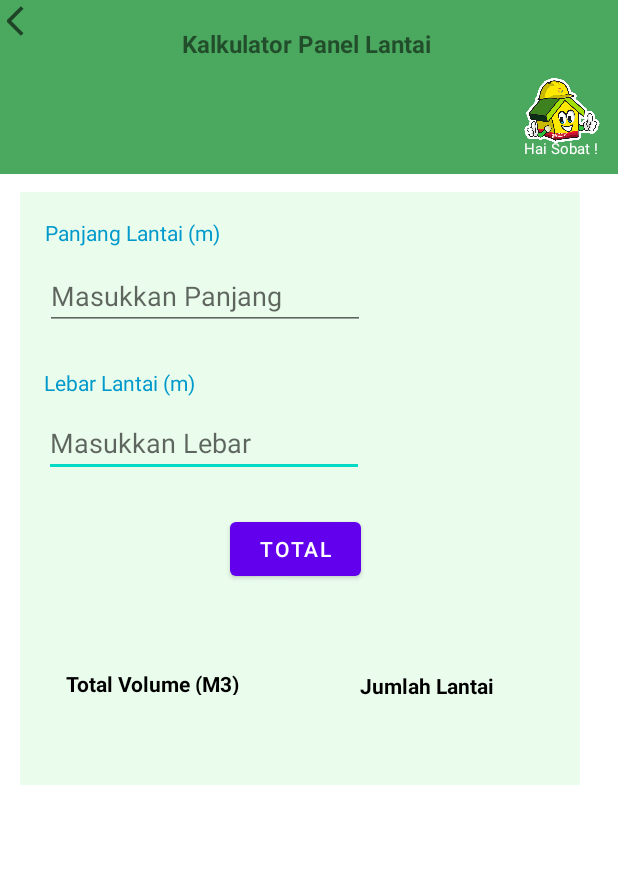
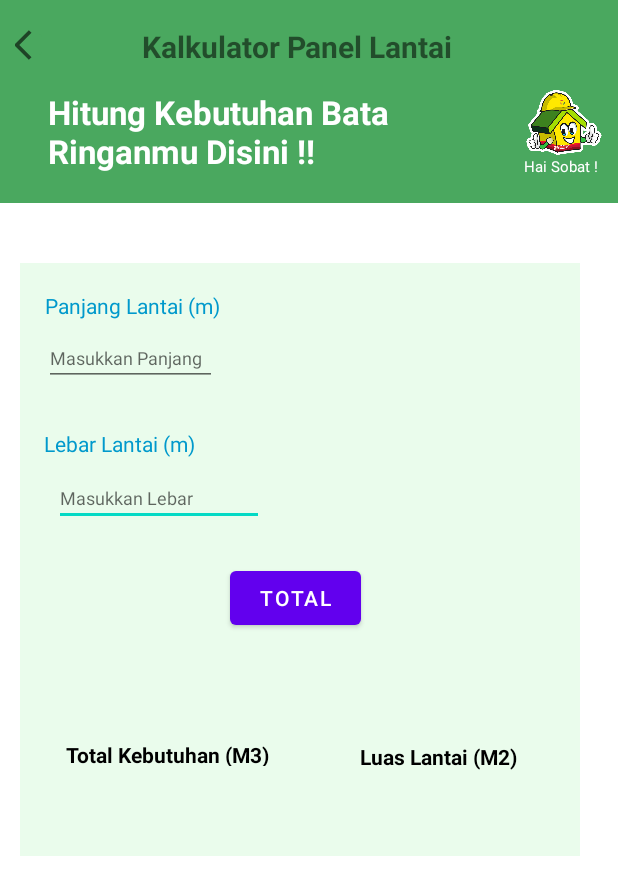
Before and after one commit to mochandri/siTimit, an Android app: the KalkulatorPanelLantai screen opened directly, with no data from a screen before it, on a phone screen of 412 x 824 dp. Shown: the top 895 px of the screen. Run offline under Robolectric (Android 15) with nearby library versions, the phone set to English and light mode, and no system bars.

Commit message:
perbaikan tampilan

```diff
--- a/app/src/main/res/layout/activity_kalkulator_panel_lantai.xml
+++ b/app/src/main/res/layout/activity_kalkulator_panel_lantai.xml
@@ -10,13 +10,13 @@
     <androidx.constraintlayout.widget.ConstraintLayout
         android:id="@+id/atas"
         android:layout_width="match_parent"
-        android:layout_height="116dp"
+        android:layout_height="135dp"
         android:background="@color/hijau">
 
         <TextView
             android:layout_width="57dp"
             android:layout_height="23dp"
-            android:layout_marginTop="92dp"
+            android:layout_marginTop="104dp"
             android:text="Hai Sobat !"
             android:textColor="@color/white"
             android:textSize="10dp"
@@ -28,24 +28,36 @@
         <ImageView
             android:layout_width="64dp"
             android:layout_height="43dp"
-            android:layout_marginTop="52dp"
-            android:layout_marginEnd="5dp"
+            android:layout_marginTop="60dp"
+            android:layout_marginEnd="4dp"
             android:src="@drawable/sitimit"
             app:layout_constraintEnd_toEndOf="parent"
             app:layout_constraintTop_toTopOf="parent" />
 
         <TextView
             android:id="@+id/textView5"
-            android:layout_width="168dp"
+            android:layout_width="223dp"
             android:layout_height="58dp"
-            android:layout_marginBottom="40dp"
+            android:layout_marginBottom="60dp"
             android:text="Kalkulator Panel Lantai"
-            android:textSize="16dp"
+            android:textSize="20dp"
             android:textStyle="bold"
             app:layout_constraintBottom_toBottomOf="parent"
             app:layout_constraintEnd_toEndOf="parent"
-            app:layout_constraintHorizontal_bias="0.497"
             app:layout_constraintStart_toStartOf="parent" />
+
+        <TextView
+            android:layout_width="232dp"
+            android:layout_height="57dp"
+            android:layout_marginTop="60dp"
+            android:text="Hitung Kebutuhan Bata Ringanmu Disini !!"
+            android:textColor="@color/white"
+            android:textSize="22dp"
+            android:textStyle="bold"
+            app:layout_constraintEnd_toEndOf="parent"
+            app:layout_constraintHorizontal_bias="0.179"
+            app:layout_constraintStart_toStartOf="parent"
+            app:layout_constraintTop_toTopOf="parent" />
 
         <ImageButton
             android:id="@+id/iback"
@@ -54,10 +66,10 @@
             android:backgroundTint="@color/hijau"
             app:layout_constraintBottom_toBottomOf="parent"
             app:layout_constraintEnd_toStartOf="@+id/textView5"
-            app:layout_constraintHorizontal_bias="0.05"
+            app:layout_constraintHorizontal_bias="0.138"
             app:layout_constraintStart_toStartOf="parent"
             app:layout_constraintTop_toTopOf="parent"
-            app:layout_constraintVertical_bias="0.011"
+            app:layout_constraintVertical_bias="0.155"
             app:srcCompat="@drawable/ic_baseline_arrow_back_ios_24" />
     </androidx.constraintlayout.widget.ConstraintLayout>
 
@@ -68,7 +80,7 @@
         android:layout_alignParentStart="true"
         android:layout_alignParentEnd="true"
         android:layout_marginStart="13dp"
-        android:layout_marginTop="12dp"
+        android:layout_marginTop="40dp"
         android:layout_marginEnd="25dp"
         android:background="#EAFCEC">
 
@@ -79,6 +91,7 @@
             android:ems="10"
             android:hint="Masukkan Lebar"
             android:inputType="textPersonName"
+            android:textSize="12dp"
             app:layout_constraintBottom_toBottomOf="parent"
             app:layout_constraintEnd_toEndOf="parent"
             app:layout_constraintHorizontal_bias="0.098"
@@ -88,17 +101,18 @@
 
         <EditText
             android:id="@+id/panjang"
-            android:layout_width="wrap_content"
-            android:layout_height="wrap_content"
+            android:layout_width="115dp"
+            android:layout_height="34dp"
             android:ems="10"
             android:hint="Masukkan Panjang"
             android:inputType="textPersonName"
+            android:textSize="12dp"
             app:layout_constraintBottom_toBottomOf="parent"
             app:layout_constraintEnd_toEndOf="parent"
-            app:layout_constraintHorizontal_bias="0.104"
+            app:layout_constraintHorizontal_bias="0.062"
             app:layout_constraintStart_toStartOf="parent"
             app:layout_constraintTop_toTopOf="parent"
-            app:layout_constraintVertical_bias="0.134" />
+            app:layout_constraintVertical_bias="0.132" />
 
         <TextView
             android:id="@+id/txt_lebar"
@@ -147,7 +161,7 @@
             android:layout_height="17dp"
             android:layout_marginTop="81dp"
             android:layout_marginBottom="60dp"
-            android:text="Total Volume (M3)"
+            android:text="Total Kebutuhan (M3)"
             android:textColor="@color/black"
             android:textStyle="bold"
             app:layout_constraintBottom_toBottomOf="parent"
@@ -163,7 +177,7 @@
             android:layout_height="20dp"
             android:layout_marginTop="81dp"
             android:layout_marginBottom="56dp"
-            android:text="Jumlah Lantai (M2)"
+            android:text="Luas Lantai (M2)"
             android:textColor="@color/black"
             android:textStyle="bold"
             app:layout_constraintBottom_toBottomOf="parent"
```
Also changed, not shown: app/src/main/res/layout/activity_kalkulator_bata.xml (+18 -18 lines).
